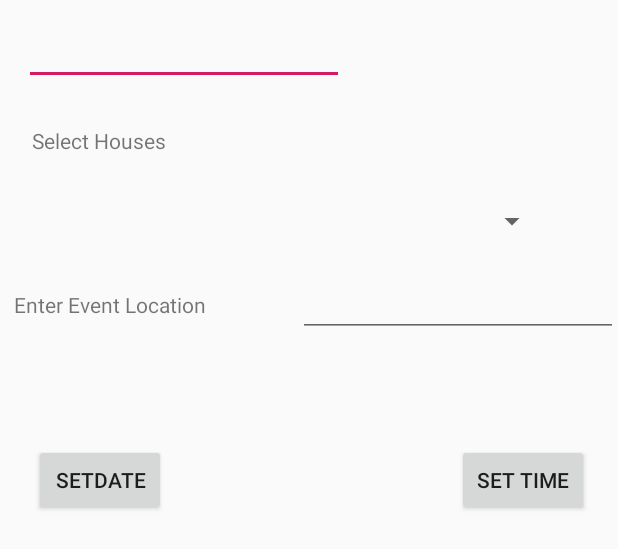
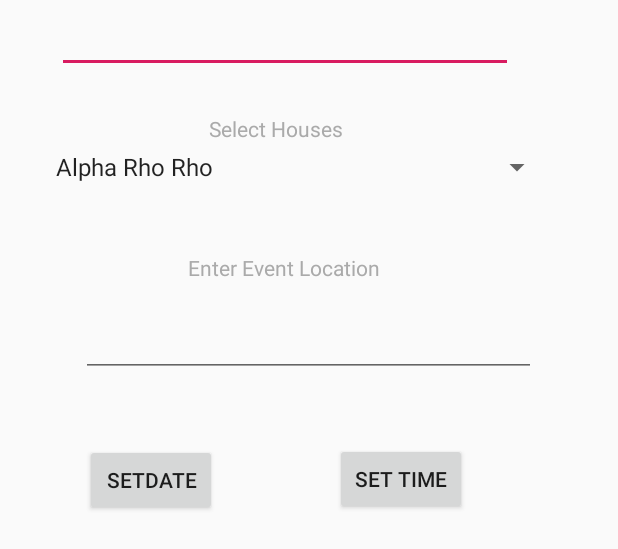
Before and after one commit to maxcastan/mobileProject2, an Android app: the layout fragment_dialog.xml on its own in the app's theme, with its tools: preview values and no code run, on a phone screen of 412 x 824 dp. Shown: the top 549 px of the screen. Run offline under Robolectric (Android 15) with nearby library versions, the phone set to English and light mode, and no system bars.

Commit message:
Fixed Ottos dialog box and added spinner

```diff
--- a/Project2/app/src/main/java/edu/fsu/cs/mobile/hw5/project2/MyDialogFragment.java
+++ b/Project2/app/src/main/java/edu/fsu/cs/mobile/hw5/project2/MyDialogFragment.java
@@ -18,6 +18,7 @@ import android.widget.CheckBox;
 import android.widget.EditText;
 import android.widget.DatePicker;
 import android.widget.EditText;
+import android.widget.Spinner;
 import android.widget.TextView;
 import android.widget.TimePicker;
 
@@ -42,7 +43,7 @@ public class MyDialogFragment extends DialogFragment{
     private int mDay;
 
 
-
+    Spinner housespinner;
 
 
     public interface MyDialogListener {
@@ -73,6 +74,11 @@ public class MyDialogFragment extends DialogFragment{
         mTimeDisplay = rootView.findViewById(R.id.mTimeDisplay);
         mDateDisplay = rootView.findViewById(R.id.mDateDisplay);
 
+
+        //spinner
+        housespinner = rootView.findViewById(R.id.HousesList);
+
+        String[] housesInArray = getResources().getStringArray(R.array.housesarray);
 
         setDate.setOnClickListener(new View.OnClickListener() {
             @Override
--- a/Project2/app/src/main/res/layout/fragment_dialog.xml
+++ b/Project2/app/src/main/res/layout/fragment_dialog.xml
@@ -11,8 +11,10 @@
         android:layout_height="wrap_content"
         android:layout_below="@+id/Houses"
         android:layout_alignParentStart="true"
-        android:layout_marginStart="26dp"
-        android:layout_marginTop="32dp" />
+        android:layout_marginStart="29dp"
+        android:layout_marginTop="4dp"
+        android:entries="@array/housesarray"
+        tools:listitem="@layout/support_simple_spinner_dropdown_item" />
 
     <TextView
         android:id="@+id/Houses"
@@ -20,19 +22,22 @@
         android:layout_height="wrap_content"
         android:layout_below="@+id/NameEvent"
         android:layout_alignParentStart="true"
-        android:layout_marginStart="21dp"
+        android:layout_marginStart="139dp"
         android:layout_marginTop="27dp"
-        android:text="Select Houses" />
+        android:text="Select Houses"
+        android:textColor="@android:color/darker_gray" />
 
     <EditText
         android:id="@+id/NameEvent"
-        android:layout_width="wrap_content"
+        android:layout_width="304dp"
         android:layout_height="wrap_content"
         android:layout_alignParentStart="true"
         android:layout_alignParentTop="true"
-        android:layout_marginStart="16dp"
-        android:layout_marginTop="11dp"
-        android:ems="10" />
+        android:layout_marginStart="38dp"
+        android:layout_marginTop="3dp"
+        android:ems="10"
+        android:gravity="center_horizontal"
+        android:textColor="@android:color/black" />
 
     <TextView
         android:id="@+id/EventLocation"
@@ -40,18 +45,10 @@
         android:layout_height="wrap_content"
         android:layout_below="@+id/HousesList"
         android:layout_alignParentStart="true"
-        android:layout_marginStart="9dp"
-        android:layout_marginTop="34dp"
-        android:text="Enter Event Location" />
-
-    <EditText
-        android:id="@+id/enterLocation"
-        android:layout_width="wrap_content"
-        android:layout_height="wrap_content"
-        android:layout_alignBaseline="@+id/EventLocation"
-        android:layout_alignBottom="@+id/EventLocation"
-        android:layout_alignParentEnd="true"
-        android:ems="10" />
+        android:layout_marginStart="125dp"
+        android:layout_marginTop="45dp"
+        android:text="Enter Event Location"
+        android:textColor="@android:color/darker_gray" />
 
     <Button
         android:id="@+id/buttonDate"
@@ -60,6 +57,7 @@
         android:layout_alignEnd="@+id/Houses"
         android:layout_alignParentTop="true"
         android:layout_marginTop="296dp"
+        android:layout_marginEnd="84dp"
         android:text="setDate"
         android:visibility="visible" />
 
@@ -67,11 +65,13 @@
         android:id="@+id/buttonTime"
         android:layout_width="wrap_content"
         android:layout_height="wrap_content"
-        android:layout_alignBaseline="@+id/buttonDate"
-        android:layout_alignBottom="@+id/buttonDate"
-        android:layout_alignParentEnd="true"
-        android:layout_marginEnd="19dp"
-        android:layout_marginBottom="0dp"
+        android:layout_alignParentStart="true"
+        android:layout_marginStart="223dp"
+        android:layout_marginLeft="160dp"
+        android:layout_marginTop="295dp"
+        android:layout_marginEnd="49dp"
+        android:layout_marginRight="30dp"
+        android:layout_marginBottom="1dp"
         android:text="Set Time"
         android:visibility="visible" />
 
@@ -91,5 +91,16 @@
         android:layout_alignParentEnd="true"
         android:layout_marginEnd="11dp" />
 
+    <EditText
+        android:id="@+id/EnterLocation"
+        android:layout_width="303dp"
+        android:layout_height="41dp"
+        android:layout_below="@+id/EventLocation"
+        android:layout_centerHorizontal="true"
+        android:layout_marginTop="22dp"
+        android:gravity="center_horizontal"
+        android:textColor="@android:color/black"
+        android:textSize="18sp" />
+
 
 </RelativeLayout>
```
